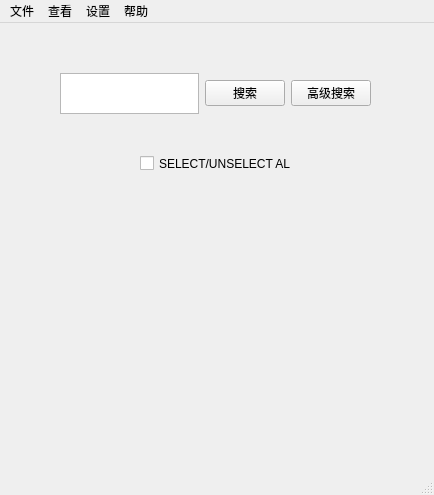
Above: GUI_Main.ui from AmuroPeng/Document-Indexing before the change. Below: the same form after it.
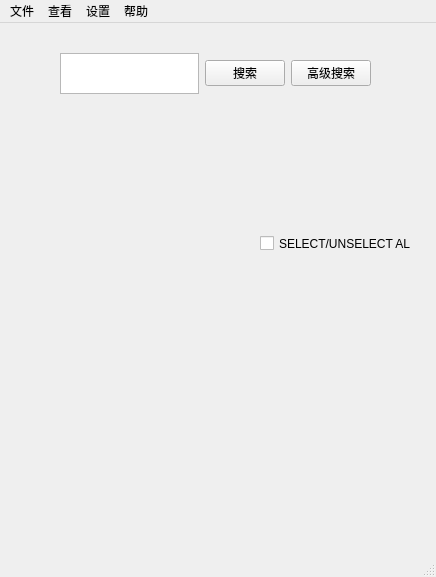
That is the form after the change.

The edit to the form file:
```diff
--- a/GUI_Main.ui
+++ b/GUI_Main.ui
@@ -6,8 +6,8 @@
    <rect>
     <x>0</x>
     <y>0</y>
-    <width>434</width>
-    <height>495</height>
+    <width>436</width>
+    <height>577</height>
    </rect>
   </property>
   <property name="sizePolicy">
@@ -24,7 +24,7 @@
     <property name="geometry">
      <rect>
       <x>60</x>
-      <y>50</y>
+      <y>30</y>
       <width>311</width>
       <height>41</height>
      </rect>
@@ -65,8 +65,8 @@
    <widget class="QCheckBox" name="checkBox_selcetAll">
     <property name="geometry">
      <rect>
-      <x>140</x>
-      <y>130</y>
+      <x>260</x>
+      <y>210</y>
       <width>151</width>
       <height>21</height>
      </rect>
@@ -78,10 +78,10 @@
    <widget class="QWidget" name="gridLayoutWidget">
     <property name="geometry">
      <rect>
-      <x>50</x>
-      <y>170</y>
-      <width>331</width>
-      <height>271</height>
+      <x>30</x>
+      <y>110</y>
+      <width>381</width>
+      <height>91</height>
      </rect>
     </property>
     <layout class="QGridLayout" name="Layout_Items"/>
@@ -92,7 +92,7 @@
     <rect>
      <x>0</x>
      <y>0</y>
-     <width>434</width>
+     <width>436</width>
      <height>23</height>
     </rect>
    </property>
```
